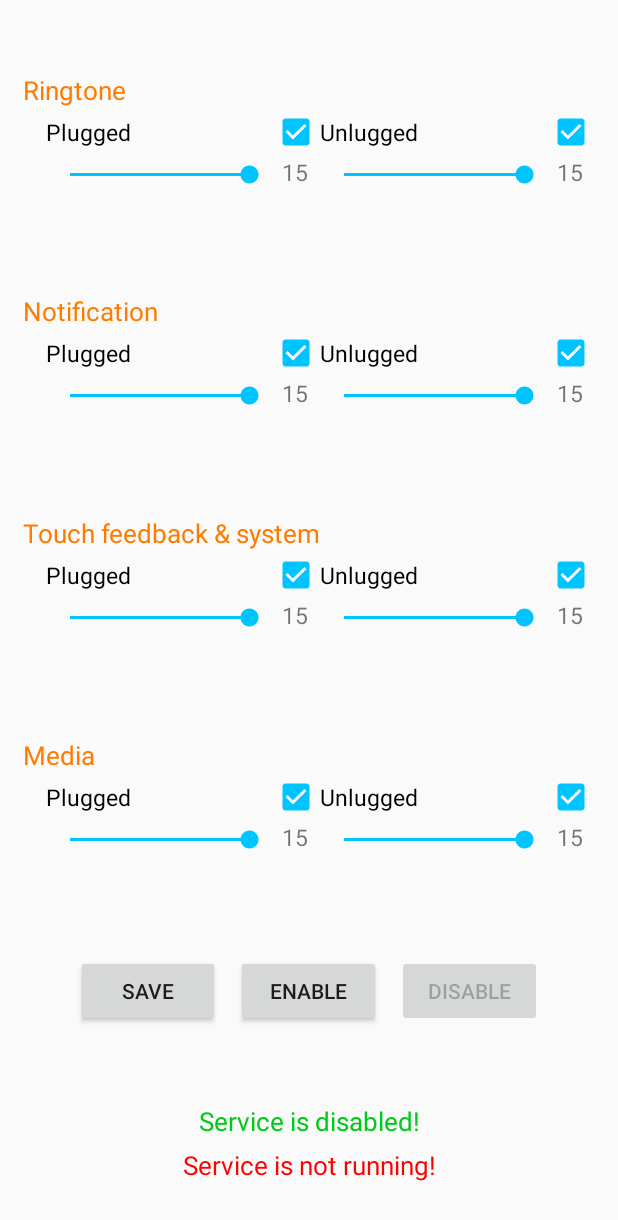
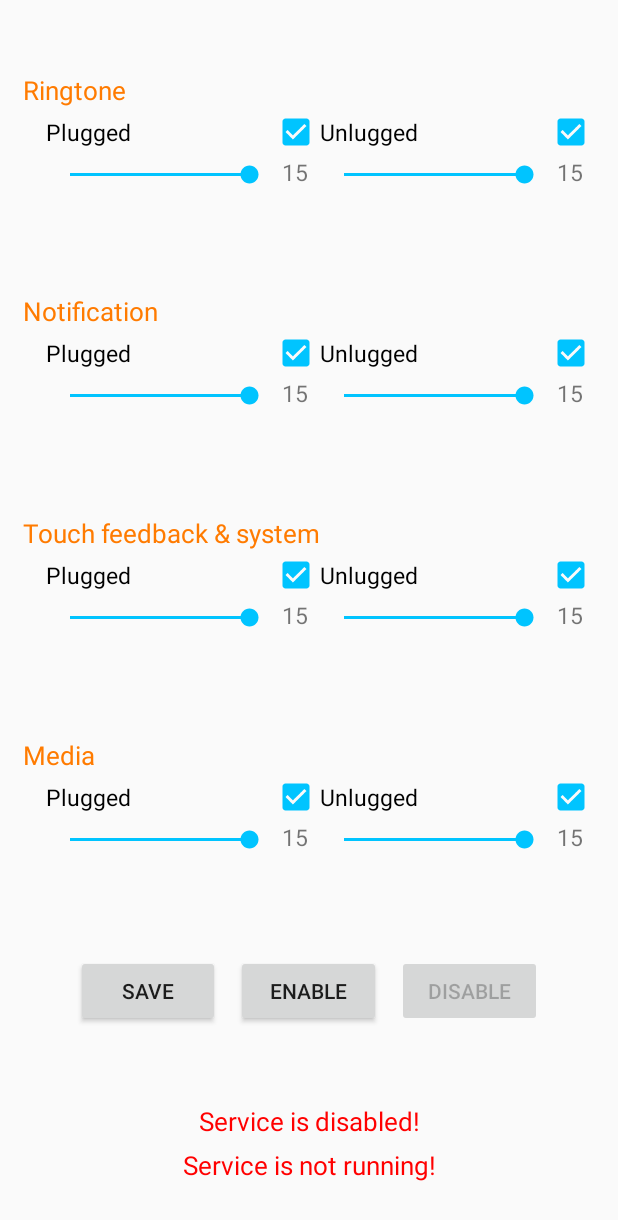
Before and after one commit to minhntp/HearingSaver, an Android app: the screen it shows after launch (MainActivity), after a tap on "DISABLE", on a phone screen of 412 x 824 dp. Shown: the top 1220 px of the screen. Run offline under Robolectric (Android 15) with nearby library versions, the phone set to English and light mode, and no system bars.

Commit message:
changed text color

```diff
--- a/app/src/main/java/com/bkdn/nqminh/hearingsaver/activities/MainActivity.java
+++ b/app/src/main/java/com/bkdn/nqminh/hearingsaver/activities/MainActivity.java
@@ -333,13 +333,13 @@ public class MainActivity extends Activity {
 
         if (isDisabled) {
             textviewStatus2.setText(R.string.status_service_disabled);
-            textviewStatus.setTextColor(Color.RED);
+            textviewStatus2.setTextColor(Color.RED);
             buttonDisable.setEnabled(false);
             buttonEnable.setEnabled(true);
             stopService(mServiceIntent);
         } else {
             textviewStatus2.setText(R.string.status_service_enabled);
-            textviewStatus.setTextColor(Color.GREEN);
+            textviewStatus2.setTextColor(getColor(R.color.green));
             buttonEnable.setEnabled(false);
             buttonDisable.setEnabled(true);
             if (Build.VERSION.SDK_INT >= Build.VERSION_CODES.O) {
@@ -351,7 +351,7 @@ public class MainActivity extends Activity {
 
         if (isServiceRunning(MyService.class)) {
             textviewStatus.setText(R.string.status_service_running);
-            textviewStatus.setTextColor(Color.GREEN);
+            textviewStatus.setTextColor(getColor(R.color.green));
         } else {
             textviewStatus.setText(R.string.status_service_not_running);
             textviewStatus.setTextColor(Color.RED);
--- a/app/src/main/res/values/colors.xml
+++ b/app/src/main/res/values/colors.xml
@@ -5,5 +5,5 @@
     <color name="colorAccent">#FF4081</color>
     <color name="black">#000</color>
     <color name="orange">#ff7b00</color>
-    <color name="green">#00ca18</color>
+    <color name="green">#029410</color>
 </resources>
```
